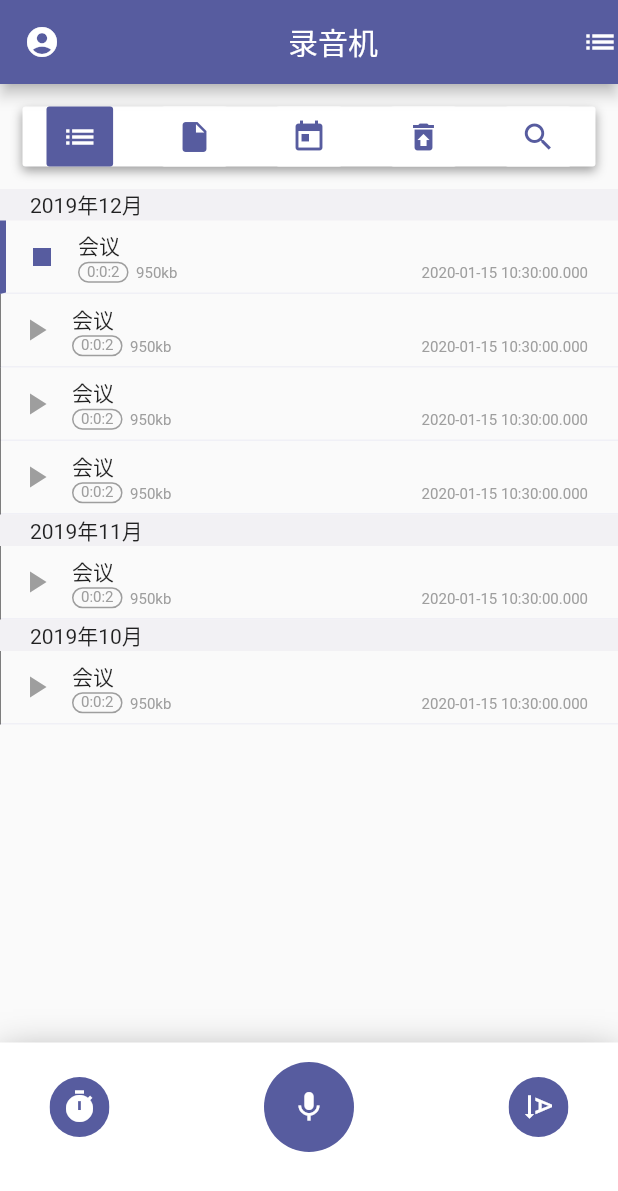
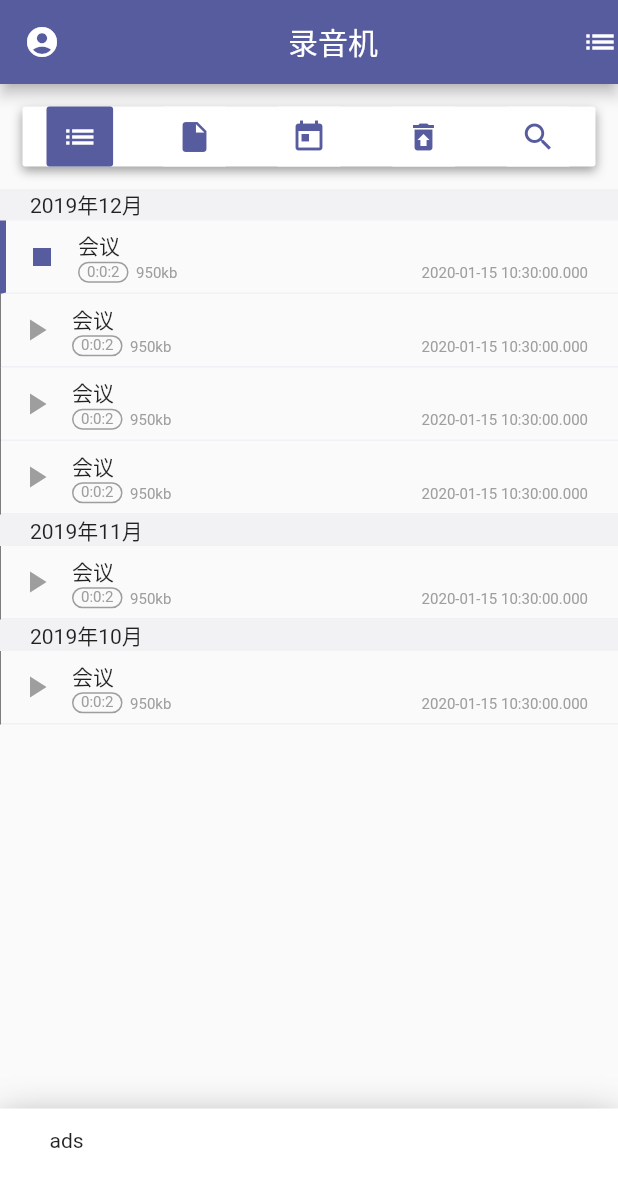
Before and after one commit to wyswill/dongdong_recorder, a Flutter app: the screen it shows after launch, after a tap on the "play arrow" icon, on a phone screen of 412 x 824 dp. Shown: the top 1191 px of the screen. Run offline on Flutter 3.47's test engine with Material 2 defaults, Android fonts, the phone set to English and light mode, and no system bars; our stand-ins replace event_bus; missing offline and left inert: flutter_ffmpeg, flutter_plugin_record.

Commit message:
添加event bus

```diff
--- /dev/null
+++ b/lib/event_bus.dart
@@ -0,0 +1,8 @@
+import 'package:event_bus/event_bus.dart';
+
+EventBus eventBus = EventBus();
+
+class PlayingFile {
+  PlayingFile(this.file);
+  Map file;
+}
--- a/lib/pages/MainPage/MainPage.dart
+++ b/lib/pages/MainPage/MainPage.dart
@@ -1,8 +1,8 @@
+import 'dart:async';
+
 import 'package:asdasd/pages/list/list.dart';
 import 'package:flutter/material.dart';
-import 'package:provider/provider.dart';
-
-import '../../provider.dart';
+import 'package:asdasd/event_bus.dart';
 
 class MainPage extends StatefulWidget {
   @override
@@ -44,11 +44,17 @@ class _MainPageState extends State<MainPage>
     },
   ];
   TabController tabController;
+  StreamSubscription streamSubscription;
+  Map plaingFile;
   @override
   void initState() {
     super.initState();
+
+    ///设置tabbar
     menus[0]['isActive'] = true;
     tabController = TabController(vsync: this, length: 5);
+
+    ///设置tabView
     tabController.addListener(() {
       setState(() {
         this.menus[tabController.index]['isActive'] = true;
@@ -56,6 +62,13 @@ class _MainPageState extends State<MainPage>
           if (i == tabController.index) continue;
           this.menus[i]['isActive'] = false;
         }
+      });
+    });
+
+    /// 设置播放
+    streamSubscription = eventBus.on<PlayingFile>().listen((event) {
+      setState(() {
+        plaingFile = event.file;
       });
     });
   }
@@ -80,56 +93,7 @@ class _MainPageState extends State<MainPage>
               }),
             ),
           ),
-          Container(
-            padding: EdgeInsets.only(top: 13, bottom: 56, left: 33, right: 33),
-            decoration: BoxDecoration(
-                color: Colors.white,
-                boxShadow: <BoxShadow>[
-                  BoxShadow(
-                      color: Colors.grey, offset: Offset(0, 7), blurRadius: 20)
-                ]),
-            child: Row(
-              mainAxisAlignment: MainAxisAlignment.spaceBetween,
-              children: <Widget>[
-                ClipOval(
-                  child: Container(
-                    width: 40,
-                    height: 40,
-                    color: Theme.of(context).primaryColor,
-                    child: IconButton(
-                      color: Colors.white,
-                      icon: Icon(Icons.timer),
-                      onPressed: () {},
-                    ),
-                  ),
-                ),
-                ClipOval(
-                  child: Container(
-                    width: 60,
-                    height: 60,
-                    color: Theme.of(context).primaryColor,
-                    child: IconButton(
-                      color: Colors.white,
-                      icon: Icon(Icons.mic),
-                      onPressed: () {},
-                    ),
-                  ),
-                ),
-                ClipOval(
-                  child: Container(
-                    width: 40,
-                    height: 40,
-                    color: Theme.of(context).primaryColor,
-                    child: IconButton(
-                      color: Colors.white,
-                      icon: Icon(Icons.text_rotation_down),
-                      onPressed: () {},
-                    ),
-                  ),
-                ),
-              ],
-            ),
-          ),
+          setBottom()
         ],
       ),
     );
@@ -160,6 +124,7 @@ class _MainPageState extends State<MainPage>
     );
   }
 
+  ///设置tab
   Widget setTab() {
     return Container(
       height: 40,
@@ -180,4 +145,64 @@ class _MainPageState extends State<MainPage>
       ),
     );
   }
+
+  ///设置底部
+  Widget setBottom() {
+    if (plaingFile != null && plaingFile['isPlaying'])
+      return Container(
+          width: MediaQuery.of(context).size.width,
+          padding: EdgeInsets.only(top: 13, bottom: 56, left: 33, right: 33),
+          decoration: BoxDecoration(color: Colors.white, boxShadow: <BoxShadow>[
+            BoxShadow(color: Colors.grey, offset: Offset(0, 7), blurRadius: 20)
+          ]),
+          child: Text('ads'));
+    else
+      return Container(
+        padding: EdgeInsets.only(top: 13, bottom: 56, left: 33, right: 33),
+        decoration: BoxDecoration(color: Colors.white, boxShadow: <BoxShadow>[
+          BoxShadow(color: Colors.grey, offset: Offset(0, 7), blurRadius: 20)
+        ]),
+        child: Row(
+          mainAxisAlignment: MainAxisAlignment.spaceBetween,
+          children: <Widget>[
+            ClipOval(
+              child: Container(
+                width: 40,
+                height: 40,
+                color: Theme.of(context).primaryColor,
+                child: IconButton(
+                  color: Colors.white,
+                  icon: Icon(Icons.timer),
+                  onPressed: () {},
+                ),
+              ),
+            ),
+            ClipOval(
+              child: Container(
+                width: 60,
+                height: 60,
+                color: Theme.of(context).primaryColor,
+                child: IconButton(
+                  color: Colors.white,
+                  icon: Icon(Icons.mic),
+                  onPressed: () {},
+                ),
+              ),
+            ),
+            ClipOval(
+              child: Container(
+                width: 40,
+                height: 40,
+                color: Theme.of(context).primaryColor,
+                child: IconButton(
+                  color: Colors.white,
+                  icon: Icon(Icons.text_rotation_down),
+                  onPressed: () {},
+                ),
+              ),
+            ),
+          ],
+        ),
+      );
+  }
 }
--- a/lib/pages/list/list.dart
+++ b/lib/pages/list/list.dart
@@ -1,8 +1,6 @@
+import 'package:asdasd/event_bus.dart';
 import 'package:flutter/cupertino.dart';
 import 'package:flutter/material.dart';
-import 'package:provider/provider.dart';
-
-import '../../provider.dart';
 
 class RecrodingList extends StatefulWidget {
   RecrodingList({this.key, this.arguments}) : super(key: key);
@@ -193,6 +191,7 @@ class _RecrodingListState extends State<RecrodingList> {
       setState(() {
         curentPlayRecrofing['isPlaying'] = !curentPlayRecrofing['isPlaying'];
       });
+      eventBus.fire(PlayingFile(curentFile));
       return;
     }
     if (curentPlayRecrofing != null && curentPlayRecrofing['isPlaying']) {
@@ -207,5 +206,6 @@ class _RecrodingListState extends State<RecrodingList> {
         curentPlayRecrofing = curentFile;
       });
     }
+    eventBus.fire(PlayingFile(curentFile));
   }
 }
```
